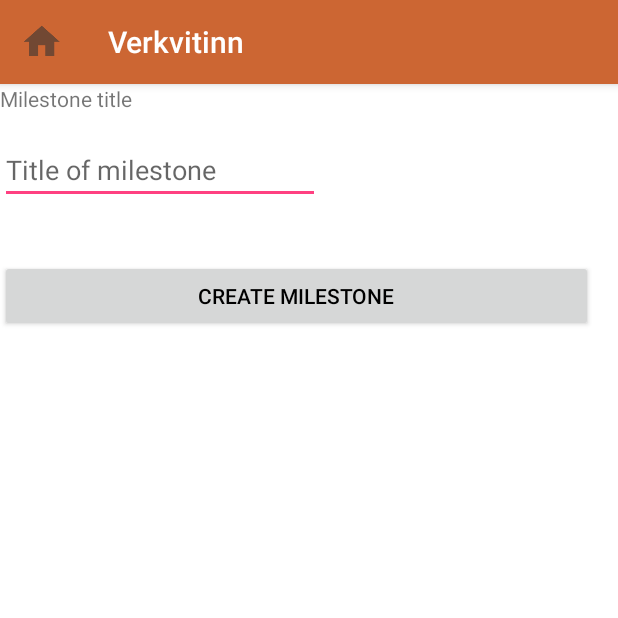
After one commit to Schuleboogie/verkvitinn-android, an Android app: the SetMilestone screen opened directly, with no data from a screen before it, on a phone screen of 412 x 824 dp, the top half of it. The commit adds this screen. Run offline under Robolectric (Android 15) with nearby library versions, the phone set to English and light mode, and no system bars.

Commit message:
Milestones are a milestone

```diff
--- a/app/src/main/AndroidManifest.xml
+++ b/app/src/main/AndroidManifest.xml
@@ -55,7 +55,9 @@
         <activity
             android:name=".MapLookup"
             android:label="@string/title_activity_map_lookup" />
-        <activity android:name=".AddWorkerGroup"></activity>
+        <activity android:name=".AddWorkerGroup" />
+        <activity android:name=".Milestones" />
+        <activity android:name=".SetMilestone"></activity>
     </application>
 
 </manifest>
--- a/app/src/main/java/is/hi/verkvitinn/ProjectScreen.java
+++ b/app/src/main/java/is/hi/verkvitinn/ProjectScreen.java
@@ -109,6 +109,11 @@ public class ProjectScreen extends AppCompatActivity {
         intent.putExtra(PROJECT_LOCATION, projectLocation);
         startActivity(intent);
     }
+    public void seeMilestones(View view) {
+        Intent intent = new Intent(this, Milestones.class);
+        intent.putExtra(PROJECT_ID, this.projectId);
+        startActivity(intent);
+    }
     public void startProject(View view) {
         if (projectService.startProject(this.projectId, this)) {
             Toast.makeText(this, "Project started", Toast.LENGTH_SHORT).show();
--- /dev/null
+++ b/app/src/main/java/is/hi/verkvitinn/SetMilestone.java
@@ -0,0 +1,60 @@
+package is.hi.verkvitinn;
+
+import android.content.Intent;
+import android.support.v7.app.AppCompatActivity;
+import android.os.Bundle;
+import android.view.MenuItem;
+import android.view.View;
+import android.widget.EditText;
+import android.widget.ListView;
+import android.widget.TextView;
+
+import java.util.Date;
+
+import is.hi.verkvitinn.persistence.entities.Milestone;
+import is.hi.verkvitinn.persistence.repositories.MilestoneRepository;
+import is.hi.verkvitinn.persistence.repositories.ProjectRepository;
+import is.hi.verkvitinn.service.ProjectService;
+
+public class SetMilestone extends AppCompatActivity {
+    ProjectService projectService;
+    MilestoneRepository milestones;
+    ProjectRepository projects;
+
+
+    private Long projectId;
+
+    @Override
+    protected void onCreate(Bundle savedInstanceState) {
+        super.onCreate(savedInstanceState);
+        setContentView(R.layout.activity_set_milestone);
+        this.projectService = new ProjectService(projects, milestones);
+
+        // Enable back button
+        this.getSupportActionBar().setDisplayHomeAsUpEnabled(true);
+        this.getSupportActionBar().setHomeButtonEnabled(true);
+        this.getSupportActionBar().setHomeAsUpIndicator(R.drawable.home_icon);
+
+        // Get project id
+        Intent intent = getIntent();
+        Long projectId = intent.getLongExtra(Milestones.PROJECT_ID, -1);
+        this.projectId = projectId;
+    }
+    public void createMilestone(View view) {
+        EditText milestoneTitleElement = (EditText) findViewById(R.id.milestoneTitle);
+        String milestoneTitle = milestoneTitleElement.getText().toString();
+        Milestone newMilestone = new Milestone(this.projectId, new Date(), milestoneTitle);
+        projectService.setMilestone(newMilestone, this);
+    }
+    @Override
+    public boolean onOptionsItemSelected(MenuItem menuItem) {
+        switch (menuItem.getItemId()) {
+            case android.R.id.home:
+                super.onBackPressed();
+                Intent intent = new Intent(this, HomeScreen.class);
+                startActivity(intent);
+                return true;
+        }
+        return (super.onOptionsItemSelected(menuItem));
+    }
+}
--- /dev/null
+++ b/app/src/main/res/layout/activity_set_milestone.xml
@@ -0,0 +1,51 @@
+<?xml version="1.0" encoding="utf-8"?>
+<android.support.constraint.ConstraintLayout xmlns:android="http://schemas.android.com/apk/res/android"
+    xmlns:app="http://schemas.android.com/apk/res-auto"
+    xmlns:tools="http://schemas.android.com/tools"
+    android:layout_width="match_parent"
+    android:layout_height="match_parent"
+    tools:context="is.hi.verkvitinn.SetMilestone"
+    tools:layout_editor_absoluteY="81dp"
+    tools:layout_editor_absoluteX="0dp">
+
+    <RelativeLayout
+        android:layout_width="395dp"
+        android:layout_height="587dp"
+        tools:layout_editor_absoluteX="8dp"
+        tools:layout_editor_absoluteY="30dp">
+
+        <TextView
+            android:id="@+id/textView3"
+            android:layout_width="395dp"
+            android:layout_height="wrap_content"
+            android:text="Milestone title"
+            tools:layout_editor_absoluteX="8dp"
+            tools:layout_editor_absoluteY="-21dp" />
+
+        <Button
+            android:id="@+id/button10"
+            android:layout_width="wrap_content"
+            android:layout_height="wrap_content"
+            android:layout_alignParentEnd="true"
+            android:layout_alignParentLeft="true"
+            android:layout_alignParentRight="true"
+            android:layout_alignParentStart="true"
+            android:layout_below="@+id/milestoneTitle"
+            android:layout_marginTop="37dp"
+            android:onClick="createMilestone"
+            android:text="Create milestone" />
+
+        <EditText
+            android:id="@+id/milestoneTitle"
+            android:layout_width="wrap_content"
+            android:layout_height="wrap_content"
+            android:layout_alignParentLeft="true"
+            android:layout_alignParentStart="true"
+            android:layout_below="@+id/textView3"
+            android:layout_marginTop="15dp"
+            android:ems="10"
+            android:hint="Title of milestone"
+            android:inputType="textPersonName" />
+    </RelativeLayout>
+
+</android.support.constraint.ConstraintLayout>
```
Also changed, not shown: app/src/main/java/is/hi/verkvitinn/MilestoneList.java (added, +63 -0 lines), app/src/main/java/is/hi/verkvitinn/Milestones.java (added, +69 -0 lines), app/src/main/java/is/hi/verkvitinn/persistence/repositories/DatabaseHelper.java (+9 -1 lines), app/src/main/java/is/hi/verkvitinn/persistence/repositories/MilestoneRepository.java (+61 -5 lines), app/src/main/java/is/hi/verkvitinn/service/ProjectService.java (+6 -4 lines), app/src/main/res/layout/activity_milestones.xml (added, +26 -0 lines), app/src/main/res/layout/activity_project_screen.xml (+13 -0 lines), app/src/main/res/layout/milestonelistitem.xml (added, +20 -0 lines).
